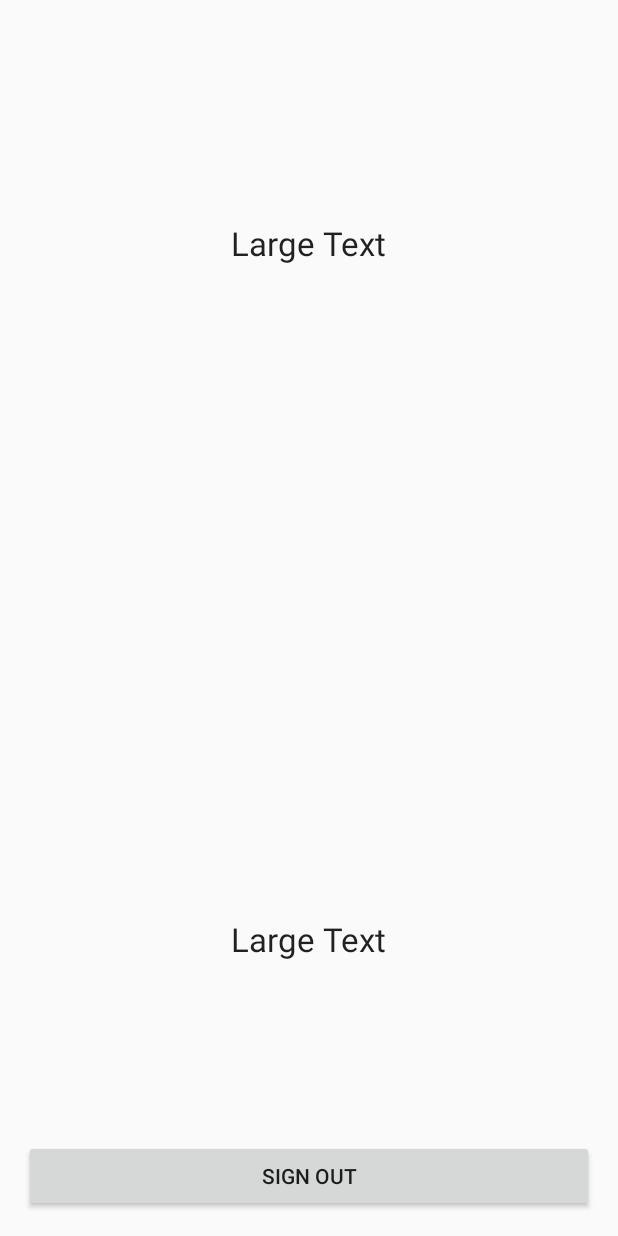
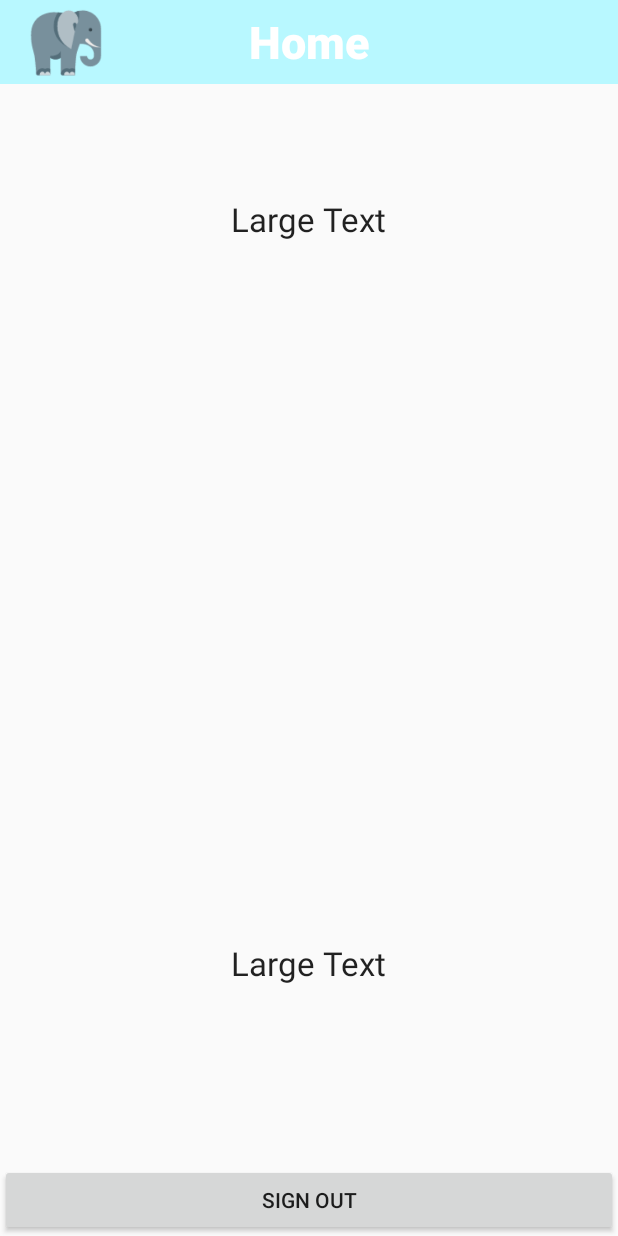
Before and after one commit to chrisroman/Herd, an Android app: the layout activity_home.xml on its own in the app's theme, with its tools: preview values and no code run, on a phone screen of 412 x 824 dp. Run offline under Robolectric (Android 15) with nearby library versions, the phone set to English and light mode, and no system bars.

Commit message:
Created a Toolbar! (Can't interact much with it yet)

```diff
--- a/app/src/main/AndroidManifest.xml
+++ b/app/src/main/AndroidManifest.xml
@@ -12,7 +12,6 @@
         <activity android:name=".SignInActivity">
             <intent-filter>
                 <action android:name="android.intent.action.MAIN"/>
-
                 <category android:name="android.intent.category.LAUNCHER"/>
             </intent-filter>
         </activity>
--- a/app/src/main/java/com/chrisdavid/herd/SignInActivity.java
+++ b/app/src/main/java/com/chrisdavid/herd/SignInActivity.java
@@ -2,12 +2,14 @@ package com.chrisdavid.herd;
 
 import android.app.ActionBar;
 import android.content.Intent;
+import android.os.Build;
 import android.support.annotation.NonNull;
 import android.support.v7.app.AppCompatActivity;
 import android.os.Bundle;
 import android.util.Log;
 import android.view.View;
 import android.view.Window;
+import android.view.WindowManager;
 import android.widget.TextView;
 import android.widget.Toast;
 
@@ -45,7 +47,6 @@ public class SignInActivity extends AppCompatActivity implements
     @Override
     protected void onCreate(Bundle savedInstanceState) {
         super.onCreate(savedInstanceState);
-        this.requestWindowFeature(Window.FEATURE_NO_TITLE);
         setContentView(R.layout.activity_sign_in);
 
         // Button Listeners
--- a/app/src/main/res/layout/activity_home.xml
+++ b/app/src/main/res/layout/activity_home.xml
@@ -4,11 +4,13 @@
     xmlns:tools="http://schemas.android.com/tools"
     android:layout_width="match_parent"
     android:layout_height="match_parent"
-    android:paddingBottom="@dimen/activity_vertical_margin"
-    android:paddingLeft="@dimen/activity_horizontal_margin"
-    android:paddingRight="@dimen/activity_horizontal_margin"
-    android:paddingTop="@dimen/activity_vertical_margin"
+    xmlns:app="http://schemas.android.com/apk/res-auto"
     tools:context="com.chrisdavid.herd.HomeActivity">
+
+    <include
+        layout="@layout/toolbar_home"
+        android:layout_width="match_parent"
+        android:layout_height="wrap_content"/>
 
     <TextView
         android:layout_width="wrap_content"
--- a/app/src/main/res/layout/activity_sign_in.xml
+++ b/app/src/main/res/layout/activity_sign_in.xml
@@ -8,7 +8,7 @@
     android:paddingLeft="@dimen/activity_horizontal_margin"
     android:paddingRight="@dimen/activity_horizontal_margin"
     android:paddingTop="@dimen/activity_vertical_margin"
-    android:background="#b8f8ff"
+    android:background="@color/herdBlue"
     tools:context="com.chrisdavid.herd.SignInActivity"
     android:id="@+id/relativeLayoutSignIn"
     >
--- /dev/null
+++ b/app/src/main/res/layout/toolbar_home.xml
@@ -0,0 +1,39 @@
+<RelativeLayout
+    xmlns:android="http://schemas.android.com/apk/res/android"
+    xmlns:app="http://schemas.android.com/apk/res-auto"
+    android:layout_height="wrap_content"
+    android:layout_width="wrap_content">
+
+    <android.support.v7.widget.Toolbar
+        android:id="@+id/toolbarHome"
+        android:layout_width="match_parent"
+        android:layout_height="?attr/actionBarSize"
+        android:background="@color/herdBlue"
+        android:elevation="4dp"
+        android:theme="@style/ThemeOverlay.AppCompat.ActionBar"
+        app:popupTheme="@style/ThemeOverlay.AppCompat.Light">
+
+        <TextView
+            android:id="@+id/toolbarTitle"
+            android:layout_width="wrap_content"
+            android:layout_height="wrap_content"
+            android:text="@string/activity_home"
+            android:textSize="30sp"
+            android:textStyle="bold"
+            android:textColor="@android:color/white"
+            style="@style/TextAppearance.AppCompat.Widget.ActionBar.Title"
+            android:layout_gravity="center" />
+
+        <ImageButton
+            android:layout_width="wrap_content"
+            android:layout_height="wrap_content"
+            android:src="@drawable/herd_icon"
+            android:background="@color/herdBlue"
+            android:scaleType="fitCenter"
+            android:layout_alignParentTop="true"
+            android:layout_alignParentLeft="true"
+            android:layout_alignParentStart="true"
+            android:id="@+id/toolbarHerdIcon"
+            android:adjustViewBounds="true"/>
+    </android.support.v7.widget.Toolbar>
+</RelativeLayout>
--- a/app/src/main/res/values/colors.xml
+++ b/app/src/main/res/values/colors.xml
@@ -3,4 +3,5 @@
     <color name="colorPrimary">#3F51B5</color>
     <color name="colorPrimaryDark">#303F9F</color>
     <color name="colorAccent">#FF4081</color>
+    <color name="herdBlue">#b8f8ff</color>
 </resources>
--- a/app/src/main/res/values/strings.xml
+++ b/app/src/main/res/values/strings.xml
@@ -1,4 +1,5 @@
 <resources>
     <string name="app_name">Herd</string>
     <string name="web_client_id">376696612900-uuoepi7qrglluct49ild08p28797cget.apps.googleusercontent.com</string>
+    <string name="activity_home">Home</string>
 </resources>
--- a/app/src/main/res/values/styles.xml
+++ b/app/src/main/res/values/styles.xml
@@ -8,4 +8,6 @@
         <item name="colorAccent">@color/colorAccent</item>
     </style>
 
+
+
 </resources>
```
Also changed, not shown: app/src/main/java/com/chrisdavid/herd/HomeActivity.java (+26 -0 lines), app/src/main/res/menu/toolbar_custom.xml (added, +10 -0 lines).
